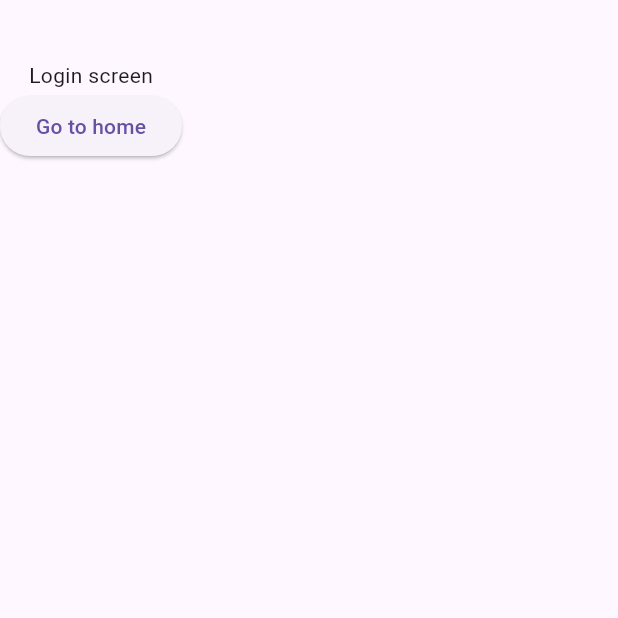
After one commit to paulovsborges/LearningFlutter, a Flutter app: the screen it shows after launch, on a phone screen of 412 x 824 dp, the top half of it. The commit adds this screen. Run offline on Flutter 3.47's test engine with Material 3 defaults, Android fonts, the phone set to English and light mode, and no system bars; our stand-ins replace go_router; missing offline and left inert: dart:ffi.

Commit message:
add navigation from login screen to home

```diff
--- /dev/null
+++ b/handling_state/lib/login.dart
@@ -0,0 +1,25 @@
+import 'package:flutter/material.dart';
+import 'package:go_router/go_router.dart';
+import 'package:handling_state/main.dart';
+
+class LoginScreen extends StatelessWidget {
+  const LoginScreen({super.key});
+
+  @override
+  Widget build(BuildContext context) {
+    return Scaffold(
+        body: Column(
+      children: [
+        const SizedBox(
+          height: 40,
+        ),
+        Text(Screens.login.label),
+        ElevatedButton(
+            onPressed: () {
+              context.pushReplacement(Screens.home.route);
+            },
+            child: const Text('Go to home'))
+      ],
+    ));
+  }
+}
--- a/handling_state/lib/main.dart
+++ b/handling_state/lib/main.dart
@@ -1,125 +1,61 @@
 import 'package:flutter/material.dart';
+import 'package:go_router/go_router.dart';
+import 'package:handling_state/login.dart';
 
 void main() {
   runApp(const MyApp());
 }
 
+enum Screens {
+  login(route: '/home', label: 'Login screen'),
+  home(route: '/login', label: 'Home screen');
+
+  const Screens({required this.route, required this.label});
+
+  final String route;
+  final String label;
+}
+
 class MyApp extends StatelessWidget {
   const MyApp({super.key});
 
-  // This widget is the root of your application.
   @override
   Widget build(BuildContext context) {
     return MaterialApp(
-      title: 'Flutter Demo',
-      theme: ThemeData(
-        // This is the theme of your application.
-        //
-        // TRY THIS: Try running your application with "flutter run". You'll see
-        // the application has a purple toolbar. Then, without quitting the app,
-        // try changing the seedColor in the colorScheme below to Colors.green
-        // and then invoke "hot reload" (save your changes or press the "hot
-        // reload" button in a Flutter-supported IDE, or press "r" if you used
-        // the command line to start the app).
-        //
-        // Notice that the counter didn't reset back to zero; the application
-        // state is not lost during the reload. To reset the state, use hot
-        // restart instead.
-        //
-        // This works for code too, not just values: Most code changes can be
-        // tested with just a hot reload.
-        colorScheme: ColorScheme.fromSeed(seedColor: Colors.deepPurple),
-        useMaterial3: true,
+        home: SafeArea(
+      child: MaterialApp.router(
+        title: 'navigation app',
+        routerConfig: getRouter(),
       ),
-      home: const MyHomePage(title: 'Flutter Demo Home Page'),
+    ));
+  }
+}
+
+class HomeScreen extends StatelessWidget {
+  const HomeScreen({super.key});
+
+  @override
+  Widget build(BuildContext context) {
+    return Scaffold(
+      body: Center(
+        child: Text(Screens.home.label),
+      ),
     );
   }
 }
 
-class MyHomePage extends StatefulWidget {
-  const MyHomePage({super.key, required this.title});
-
-  // This widget is the home page of your application. It is stateful, meaning
-  // that it has a State object (defined below) that contains fields that affect
-  // how it looks.
-
-  // This class is the configuration for the state. It holds the values (in this
-  // case the title) provided by the parent (in this case the App widget) and
-  // used by the build method of the State. Fields in a Widget subclass are
-  // always marked "final".
-
-  final String title;
-
-  @override
-  State<MyHomePage> createState() => _MyHomePageState();
+GoRouter getRouter() {
+  return GoRouter(initialLocation: Screens.login.route, routes: [
+    GoRoute(
+      path: Screens.login.route,
+      builder: (context, state) {
+        return const LoginScreen();
+      },
+    ),
+    GoRoute(
+        path: Screens.home.route,
+        builder: (context, state) {
+          return const HomeScreen();
+        }),
+  ]);
 }
-
-class _MyHomePageState extends State<MyHomePage> {
-  int _counter = 0;
-
-  void _incrementCounter() {
-    setState(() {
-      // This call to setState tells the Flutter framework that something has
-      // changed in this State, which causes it to rerun the build method below
-      // so that the display can reflect the updated values. If we changed
-      // _counter without calling setState(), then the build method would not be
-      // called again, and so nothing would appear to happen.
-      _counter++;
-    });
-  }
-
-  @override
-  Widget build(BuildContext context) {
-    // This method is rerun every time setState is called, for instance as done
-    // by the _incrementCounter method above.
-    //
-    // The Flutter framework has been optimized to make rerunning build methods
-    // fast, so that you can just rebuild anything that needs updating rather
-    // than having to individually change instances of widgets.
-    return Scaffold(
-      appBar: AppBar(
-        // TRY THIS: Try changing the color here to a specific color (to
-        // Colors.amber, perhaps?) and trigger a hot reload to see the AppBar
-        // change color while the other colors stay the same.
-        backgroundColor: Theme.of(context).colorScheme.inversePrimary,
-        // Here we take the value from the MyHomePage object that was created by
-        // the App.build method, and use it to set our appbar title.
-        title: Text(widget.title),
-      ),
-      body: Center(
-        // Center is a layout widget. It takes a single child and positions it
-        // in the middle of the parent.
-        child: Column(
-          // Column is also a layout widget. It takes a list of children and
-          // arranges them vertically. By default, it sizes itself to fit its
-          // children horizontally, and tries to be as tall as its parent.
-          //
-          // Column has various properties to control how it sizes itself and
-          // how it positions its children. Here we use mainAxisAlignment to
-          // center the children vertically; the main axis here is the vertical
-          // axis because Columns are vertical (the cross axis would be
-          // horizontal).
-          //
-          // TRY THIS: Invoke "debug painting" (choose the "Toggle Debug Paint"
-          // action in the IDE, or press "p" in the console), to see the
-          // wireframe for each widget.
-          mainAxisAlignment: MainAxisAlignment.center,
-          children: <Widget>[
-            const Text(
-              'You have pushed the button this many times:',
-            ),
-            Text(
-              '$_counter',
-              style: Theme.of(context).textTheme.headlineMedium,
-            ),
-          ],
-        ),
-      ),
-      floatingActionButton: FloatingActionButton(
-        onPressed: _incrementCounter,
-        tooltip: 'Increment',
-        child: const Icon(Icons.add),
-      ), // This trailing comma makes auto-formatting nicer for build methods.
-    );
-  }
-}
--- a/handling_state/pubspec.yaml
+++ b/handling_state/pubspec.yaml
@@ -35,6 +35,8 @@ dependencies:
   # The following adds the Cupertino Icons font to your application.
   # Use with the CupertinoIcons class for iOS style icons.
   cupertino_icons: ^1.0.2
+  provider: ^6.1.1
+  go_router: ^13.0.0
 
 dev_dependencies:
   flutter_test:
@@ -45,7 +47,7 @@ dev_dependencies:
   # activated in the `analysis_options.yaml` file located at the root of your
   # package. See that file for information about deactivating specific lint
   # rules and activating additional ones.
-  flutter_lints: ^2.0.0
+  flutter_lints: ^3.0.1
 
 # For information on the generic Dart part of this file, see the
 # following page: https://dart.dev/tools/pub/pubspec
```
Also changed, not shown: handling_state/pubspec.lock.
